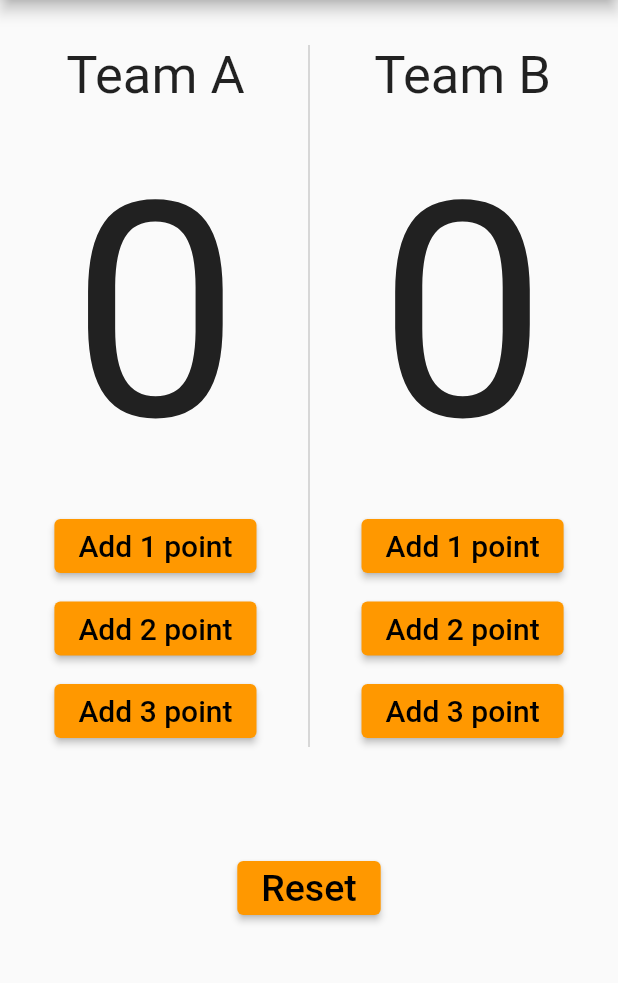
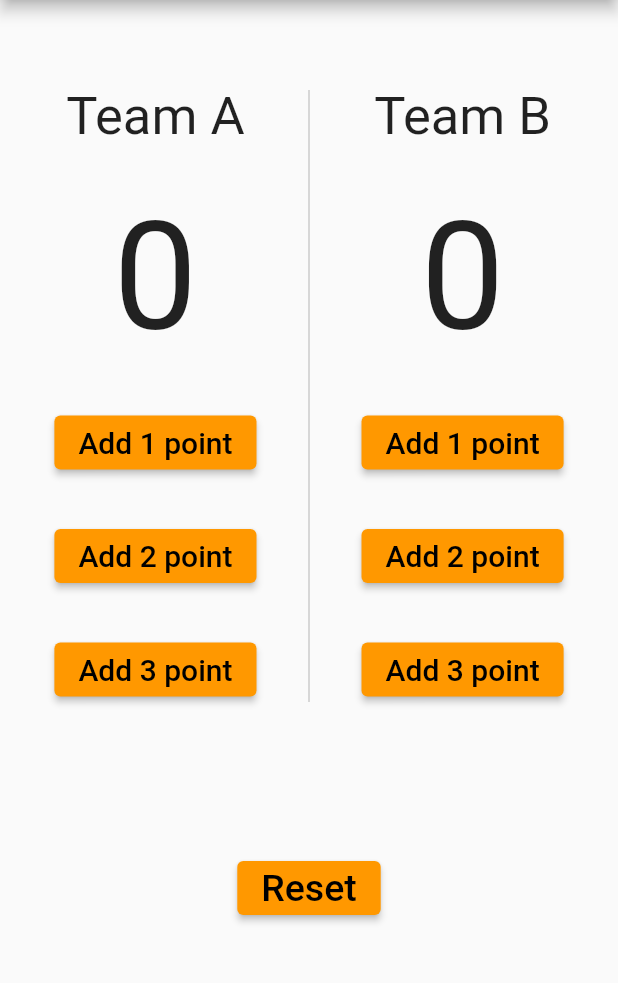
Before and after one commit to Mohamed-G2021/basketball-points-app, a Flutter app: the screen it shows after launch, on a phone screen of 412 x 824 dp, the part 84-1067 px from its top. Run offline on Flutter 3.47's test engine with Material 2 defaults, Android fonts, the phone set to English and light mode, and no system bars; drawn by our look-alikes of auto_size_text.

Commit message:
fixed textsize bug & edited UI

```diff
--- a/lib/main.dart
+++ b/lib/main.dart
@@ -1,3 +1,4 @@
+import 'package:auto_size_text/auto_size_text.dart';
 import 'package:flutter/material.dart';
 
 void main() {
@@ -47,22 +48,21 @@ class _HomePageState extends State<HomePage> {
               child: Row(
                 mainAxisAlignment: MainAxisAlignment.center,
                 children: [
-                  Column(children: [
+                  Flexible(
+                    child: Column(
+                        mainAxisAlignment: MainAxisAlignment.spaceEvenly,
+                        children: [
                           const Text(
                             'Team A',
-                      style:
-                          TextStyle(fontSize: 35, fontWeight: FontWeight.w400),
+                            style: TextStyle(
+                                fontSize: 35, fontWeight: FontWeight.w400),
                           ),
-                    const SizedBox(
-                      height: 20,
+                          Flexible(
+                            child: AutoSizeText(
+                              '$numOfPointsTeamA',
+                              maxFontSize: 200,
+                              minFontSize: 100,
                             ),
-                    Text(
-                      '$numOfPointsTeamA',
-                      style: const TextStyle(
-                          fontSize: 200, fontWeight: FontWeight.w400),
-                    ),
-                    const SizedBox(
-                      height: 15,
                           ),
                           ElevatedButton(
                             onPressed: () {
@@ -70,14 +70,13 @@ class _HomePageState extends State<HomePage> {
                                 numOfPointsTeamA++;
                               });
                             },
-                      style: ElevatedButton.styleFrom(primary: Colors.orange),
+                            style: ElevatedButton.styleFrom(
+                                primary: Colors.orange),
                             child: const Text(
                               'Add 1 point',
-                        style: TextStyle(color: Colors.black, fontSize: 20),
+                              style:
+                                  TextStyle(color: Colors.black, fontSize: 20),
                             ),
-                    ),
-                    const SizedBox(
-                      height: 7,
                           ),
                           ElevatedButton(
                             onPressed: () {
@@ -85,14 +84,13 @@ class _HomePageState extends State<HomePage> {
                                 numOfPointsTeamA += 2;
                               });
                             },
-                      style: ElevatedButton.styleFrom(primary: Colors.orange),
+                            style: ElevatedButton.styleFrom(
+                                primary: Colors.orange),
                             child: const Text(
                               'Add 2 point',
-                        style: TextStyle(color: Colors.black, fontSize: 20),
+                              style:
+                                  TextStyle(color: Colors.black, fontSize: 20),
                             ),
-                    ),
-                    const SizedBox(
-                      height: 7,
                           ),
                           ElevatedButton(
                             onPressed: () {
@@ -100,34 +98,38 @@ class _HomePageState extends State<HomePage> {
                                 numOfPointsTeamA += 3;
                               });
                             },
-                      style: ElevatedButton.styleFrom(primary: Colors.orange),
+                            style: ElevatedButton.styleFrom(
+                                primary: Colors.orange),
                             child: const Text(
                               'Add 3 point',
-                        style: TextStyle(color: Colors.black, fontSize: 20),
+                              style:
+                                  TextStyle(color: Colors.black, fontSize: 20),
                             ),
                           ),
                         ]),
+                  ),
                   const VerticalDivider(
                     color: Colors.grey,
                     thickness: 0.5,
                     width: 70,
+                    indent: 30,
+                    endIndent: 30,
                   ),
-                  Column(children: [
+                  Flexible(
+                    child: Column(
+                        mainAxisAlignment: MainAxisAlignment.spaceEvenly,
+                        children: [
                           const Text(
                             'Team B',
-                      style:
-                          TextStyle(fontSize: 35, fontWeight: FontWeight.w400),
+                            style: TextStyle(
+                                fontSize: 35, fontWeight: FontWeight.w400),
                           ),
-                    const SizedBox(
-                      height: 20,
+                          Flexible(
+                            child: AutoSizeText(
+                              '$numOfPointsTeamB',
+                              maxFontSize: 200,
+                              minFontSize: 100,
                             ),
-                    Text(
-                      '$numOfPointsTeamB',
-                      style: const TextStyle(
-                          fontSize: 200, fontWeight: FontWeight.w400),
-                    ),
-                    const SizedBox(
-                      height: 15,
                           ),
                           ElevatedButton(
                             onPressed: () {
@@ -135,14 +137,13 @@ class _HomePageState extends State<HomePage> {
                                 numOfPointsTeamB++;
                               });
                             },
-                      style: ElevatedButton.styleFrom(primary: Colors.orange),
+                            style: ElevatedButton.styleFrom(
+                                primary: Colors.orange),
                             child: const Text(
                               'Add 1 point',
-                        style: TextStyle(color: Colors.black, fontSize: 20),
+                              style:
+                                  TextStyle(color: Colors.black, fontSize: 20),
                             ),
-                    ),
-                    const SizedBox(
-                      height: 7,
                           ),
                           ElevatedButton(
                             onPressed: () {
@@ -150,14 +151,13 @@ class _HomePageState extends State<HomePage> {
                                 numOfPointsTeamB += 2;
                               });
                             },
-                      style: ElevatedButton.styleFrom(primary: Colors.orange),
+                            style: ElevatedButton.styleFrom(
+                                primary: Colors.orange),
                             child: const Text(
                               'Add 2 point',
-                        style: TextStyle(color: Colors.black, fontSize: 20),
+                              style:
+                                  TextStyle(color: Colors.black, fontSize: 20),
                             ),
-                    ),
-                    const SizedBox(
-                      height: 7,
                           ),
                           ElevatedButton(
                             onPressed: () {
@@ -165,13 +165,16 @@ class _HomePageState extends State<HomePage> {
                                 numOfPointsTeamB += 3;
                               });
                             },
-                      style: ElevatedButton.styleFrom(primary: Colors.orange),
+                            style: ElevatedButton.styleFrom(
+                                primary: Colors.orange),
                             child: const Text(
                               'Add 3 point',
-                        style: TextStyle(color: Colors.black, fontSize: 20),
+                              style:
+                                  TextStyle(color: Colors.black, fontSize: 20),
                             ),
                           ),
                         ]),
+                  ),
                 ],
               ),
             ),
--- a/pubspec.yaml
+++ b/pubspec.yaml
@@ -34,6 +34,7 @@ dependencies:
   # The following adds the Cupertino Icons font to your application.
   # Use with the CupertinoIcons class for iOS style icons.
   cupertino_icons: ^1.0.2
+  auto_size_text: ^3.0.0
 
 dev_dependencies:
   flutter_test:
```
Also changed, not shown: pubspec.lock. Lines whose indentation alone changed are shown as unchanged.
